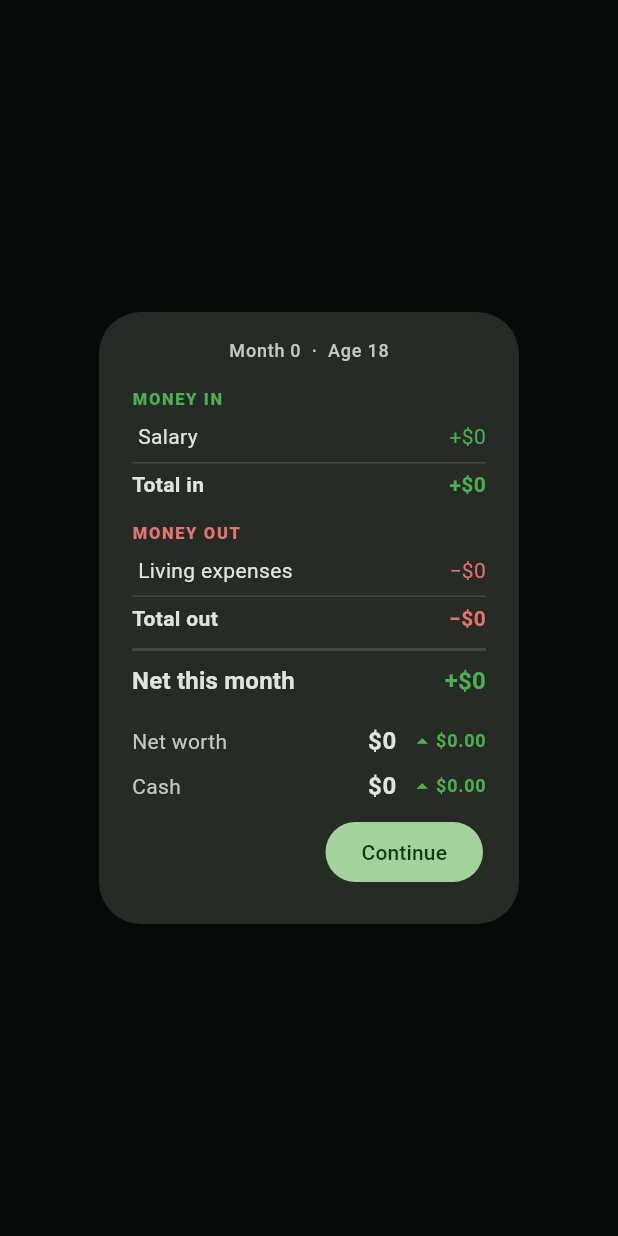
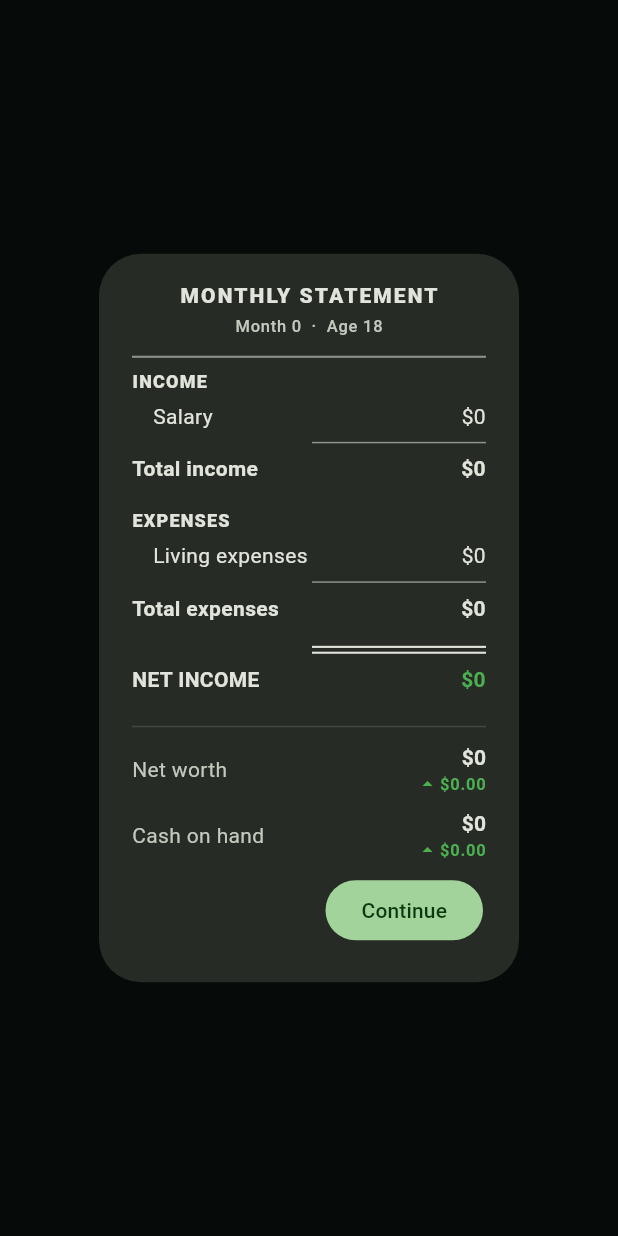
Before and after one commit to Armandoxh/Territorygame, a Flutter app: what showDaySummary() shows on an empty page, opened directly with empty values, on a phone screen of 412 x 824 dp. Run offline on Flutter 3.47's test engine with Material 3 defaults, Android fonts, the phone set to English and light mode, and no system bars.

Commit message:
Redesign the monthly recap as a clean income statement (build 84)
Reworked the end-of-month P&L dialog to read like a real financial statement
(per the reference images):
- A 'MONTHLY STATEMENT' title block with the period, under a heavy rule.
- INCOME and EXPENSES sections with the figures right-aligned in a single fixed
  column using tabular (monospaced) digits, so every amount stacks and lines up.
- A thin rule under the figures column above each subtotal, and a double
  underline above NET INCOME — the classic accounting look. Net shows in parens
  + red when negative.
- Net worth / Cash balances aligned to the same column with their delta beneath.

Display-only.

https://claude.ai/code/session_01JqBticQH2m2VG91X5ciAMv

```diff
--- a/wealthquest/lib/ui/widgets/day_summary_dialog.dart
+++ b/wealthquest/lib/ui/widgets/day_summary_dialog.dart
@@ -4,9 +4,9 @@ import '../../state/game_controller.dart';
 import '../../util/format.dart';
 import 'ui_helpers.dart';
 
-/// The end-of-month recap, laid out like a clean profit-and-loss statement:
-/// money in and money out grouped into labeled sections with subtotals, a bold
-/// net line, then the running net-worth and cash balances.
+/// The end-of-month recap, laid out like a real income statement: an INCOME
+/// section and an EXPENSES section of right-aligned, column-aligned figures with
+/// ruled subtotals and a double-ruled net, then the running balances.
 Future<void> showDaySummary(
   BuildContext context,
   GameController game,
@@ -21,7 +21,6 @@ Future<void> showDaySummary(
           ? 'Month ${game.day}  ·  Age ${game.ageYears}'
           : '$monthsCovered months  ·  now Age ${game.ageYears}';
 
-      // Inflows (earnings) and outflows (costs) as line items.
       final income = <_Line>[
         _Line('Salary', r.income),
         if (r.interest > 0.005) _Line('Interest', r.interest),
@@ -32,8 +31,7 @@ Future<void> showDaySummary(
       final expenses = <_Line>[
         _Line('Living expenses', r.expenses),
         if (r.tax > 0.005) _Line('Income tax', r.tax),
-        if (r.businessIncome < -0.005)
-          _Line('Business loss', -r.businessIncome),
+        if (r.businessIncome < -0.005) _Line('Business loss', -r.businessIncome),
         if (r.mortgage > 0.005) _Line('Mortgage', r.mortgage),
         if (r.overdraftFee > 0.005) _Line('Overdraft fee', r.overdraftFee),
       ];
@@ -53,34 +51,46 @@ Future<void> showDaySummary(
             crossAxisAlignment: CrossAxisAlignment.stretch,
             children: [
               Center(
+                child: Text('MONTHLY STATEMENT',
+                    style: theme.textTheme.titleSmall?.copyWith(
+                        fontWeight: FontWeight.w800, letterSpacing: 1.4)),
+              ),
+              const SizedBox(height: 2),
+              Center(
                 child: Text(header,
-                    style: theme.textTheme.labelMedium
+                    style: theme.textTheme.labelSmall
                         ?.copyWith(color: theme.colorScheme.onSurfaceVariant)),
               ),
-              const SizedBox(height: 16),
+              const SizedBox(height: 12),
+              Container(height: 1.4, color: theme.colorScheme.outline),
+              const SizedBox(height: 8),
 
-              _sectionHeader(theme, 'Money in', kGain),
-              for (final l in income)
-                _lineRow(theme, l.label, l.amount, kGain, positive: true),
-              _subtotal(theme, 'Total in', totalIn, kGain, positive: true),
+              _sectionHeader(theme, 'Income'),
+              for (final l in income) _stmtRow(theme, l.label, l.amount),
+              _amtRule(theme),
+              _stmtRow(theme, 'Total income', totalIn, bold: true, indent: 0),
 
               const SizedBox(height: 14),
+              _sectionHeader(theme, 'Expenses'),
+              for (final l in expenses) _stmtRow(theme, l.label, l.amount),
+              _amtRule(theme),
+              _stmtRow(theme, 'Total expenses', totalOut, bold: true, indent: 0),
 
-              _sectionHeader(theme, 'Money out', kLoss),
-              for (final l in expenses)
-                _lineRow(theme, l.label, l.amount, kLoss, positive: false),
-              _subtotal(theme, 'Total out', totalOut, kLoss, positive: false),
+              const SizedBox(height: 8),
+              _amtRule(theme, doubled: true),
+              _stmtRow(theme, monthsCovered > 1 ? 'NET CHANGE' : 'NET INCOME',
+                  net.abs(),
+                  bold: true,
+                  indent: 0,
+                  color: gainColor(net),
+                  parenIfNeg: net < 0),
 
+              const SizedBox(height: 18),
+              Container(height: 1, color: theme.colorScheme.outlineVariant),
               const SizedBox(height: 10),
-              Container(height: 2, color: theme.colorScheme.outlineVariant),
+              _balanceRow(theme, 'Net worth', r.netWorthAfter, r.netWorthDelta),
               const SizedBox(height: 8),
-              _netRow(theme, net,
-                  label: monthsCovered > 1 ? 'Net change' : 'Net this month'),
-
-              const SizedBox(height: 16),
-              _balanceRow(theme, 'Net worth', r.netWorthAfter, r.netWorthDelta),
-              const SizedBox(height: 6),
-              _balanceRow(theme, 'Cash', r.cashAfter, r.cashDelta,
+              _balanceRow(theme, 'Cash on hand', r.cashAfter, r.cashDelta,
                   negative: r.cashAfter < 0),
 
               if (r.cashAfter < 0) ...[
@@ -128,97 +138,111 @@ class _Line {
   _Line(this.label, this.amount);
 }
 
-/// A small colored section heading, e.g. "MONEY IN".
-Widget _sectionHeader(ThemeData theme, String title, Color color) {
+/// Fixed width for the right-hand figures column, so every amount lines up.
+const double _amtW = 116;
+
+/// A statement section heading (small caps, bold), e.g. "INCOME".
+Widget _sectionHeader(ThemeData theme, String title) {
   return Padding(
-    padding: const EdgeInsets.only(bottom: 4),
+    padding: const EdgeInsets.only(bottom: 2),
     child: Text(
       title.toUpperCase(),
-      style: theme.textTheme.labelSmall?.copyWith(
-        color: color,
+      style: theme.textTheme.labelMedium?.copyWith(
         fontWeight: FontWeight.w800,
-        letterSpacing: 1.1,
+        letterSpacing: 0.8,
       ),
     ),
   );
 }
 
-/// An indented line item: label on the left, signed amount on the right.
-Widget _lineRow(ThemeData theme, String label, double amount, Color color,
-    {required bool positive}) {
+/// One statement line: label on the left, a right-aligned figure (tabular so
+/// digits stack) in the fixed amount column. Negatives can show in parentheses.
+Widget _stmtRow(ThemeData theme, String label, double amount,
+    {double indent = 14,
+    bool bold = false,
+    Color? color,
+    bool parenIfNeg = false}) {
+  final text =
+      parenIfNeg ? '(${moneyWhole(amount)})' : moneyWhole(amount);
+  final style = theme.textTheme.bodyMedium?.copyWith(
+    fontWeight: bold ? FontWeight.w700 : null,
+    color: color,
+    fontFeatures: const [FontFeature.tabularFigures()],
+  );
   return Padding(
-    padding: const EdgeInsets.only(left: 4, top: 3, bottom: 3),
+    padding: EdgeInsets.only(left: indent, top: 3, bottom: 3),
     child: Row(
-      mainAxisAlignment: MainAxisAlignment.spaceBetween,
       children: [
-        Expanded(child: Text(label, style: theme.textTheme.bodyMedium)),
-        Text('${positive ? '+' : '−'}${moneyWhole(amount)}',
-            style: theme.textTheme.bodyMedium?.copyWith(color: color)),
+        Expanded(
+          child: Text(label,
+              style: theme.textTheme.bodyMedium
+                  ?.copyWith(fontWeight: bold ? FontWeight.w700 : null)),
+        ),
+        SizedBox(
+          width: _amtW,
+          child: Text(text, textAlign: TextAlign.right, style: style),
+        ),
       ],
     ),
   );
 }
 
-/// A bold subtotal with a thin rule above it.
-Widget _subtotal(ThemeData theme, String label, double amount, Color color,
-    {required bool positive}) {
-  return Column(
+/// A rule under just the figures column (single, or a double underline for the
+/// grand total — the classic accounting look).
+Widget _amtRule(ThemeData theme, {bool doubled = false}) {
+  final line = Container(height: 1, color: theme.colorScheme.outline);
+  return Padding(
+    padding: const EdgeInsets.symmetric(vertical: 4),
+    child: Row(
       children: [
-      Padding(
-        padding: const EdgeInsets.symmetric(vertical: 4),
-        child: Divider(height: 1, color: theme.colorScheme.outlineVariant),
+        const Spacer(),
+        SizedBox(
+          width: _amtW,
+          child: doubled
+              ? Column(children: [
+                  Container(height: 1.4, color: theme.colorScheme.onSurface),
+                  const SizedBox(height: 2.5),
+                  Container(height: 1.4, color: theme.colorScheme.onSurface),
+                ])
+              : line,
         ),
-      Row(
-        mainAxisAlignment: MainAxisAlignment.spaceBetween,
-        children: [
-          Text(label,
-              style: theme.textTheme.bodyMedium
-                  ?.copyWith(fontWeight: FontWeight.w700)),
-          Text('${positive ? '+' : '−'}${moneyWhole(amount)}',
-              style: theme.textTheme.bodyMedium
-                  ?.copyWith(color: color, fontWeight: FontWeight.w700)),
       ],
     ),
-    ],
   );
 }
 
-/// The headline result for the period.
-Widget _netRow(ThemeData theme, double net, {required String label}) {
-  final color = gainColor(net);
-  return Row(
-    mainAxisAlignment: MainAxisAlignment.spaceBetween,
-    children: [
-      Text(label,
-          style:
-              theme.textTheme.titleMedium?.copyWith(fontWeight: FontWeight.bold)),
-      Text('${net >= 0 ? '+' : '−'}${moneyWhole(net.abs())}',
-          style: theme.textTheme.titleMedium
-              ?.copyWith(color: color, fontWeight: FontWeight.bold)),
-    ],
-  );
-}
-
-/// A running balance (net worth / cash) with its month-over-month move.
+/// A running balance (net worth / cash) with its month-over-month move,
+/// right-aligned to the same figures column.
 Widget _balanceRow(ThemeData theme, String label, double value, double delta,
     {bool negative = false}) {
   return Row(
-    mainAxisAlignment: MainAxisAlignment.spaceBetween,
     children: [
-      Text(label,
+      Expanded(
+        child: Text(label,
             style: theme.textTheme.bodyMedium
                 ?.copyWith(color: theme.colorScheme.onSurfaceVariant)),
-      Row(
+      ),
+      Column(
+        crossAxisAlignment: CrossAxisAlignment.end,
+        mainAxisSize: MainAxisSize.min,
         children: [
           Text(moneyWhole(value),
-              style: theme.textTheme.bodyLarge?.copyWith(
-                  fontWeight: FontWeight.bold, color: negative ? kLoss : null)),
-          const SizedBox(width: 8),
+              style: theme.textTheme.titleSmall?.copyWith(
+                  fontWeight: FontWeight.bold,
+                  color: negative ? kLoss : null,
+                  fontFeatures: const [FontFeature.tabularFigures()])),
+          Row(
+            mainAxisSize: MainAxisSize.min,
+            children: [
               Icon(delta >= 0 ? Icons.arrow_drop_up : Icons.arrow_drop_down,
-              size: 18, color: gainColor(delta)),
+                  size: 16, color: gainColor(delta)),
               Text(money(delta.abs()),
-              style: theme.textTheme.labelMedium?.copyWith(
-                  color: gainColor(delta), fontWeight: FontWeight.w600)),
+                  style: theme.textTheme.labelSmall?.copyWith(
+                      color: gainColor(delta),
+                      fontWeight: FontWeight.w600,
+                      fontFeatures: const [FontFeature.tabularFigures()])),
+            ],
+          ),
         ],
       ),
     ],
--- a/wealthquest/lib/version.dart
+++ b/wealthquest/lib/version.dart
@@ -5,6 +5,6 @@
 /// of the home header shows this, so you can instantly confirm the live page is
 /// the latest build (and not a stale cache).
 const String kAppVersion = '0.41.0';
-const int kBuildNumber = 83;
+const int kBuildNumber = 84;
 
 String get appVersionLabel => 'v$kAppVersion · build $kBuildNumber';
--- a/wealthquest/pubspec.yaml
+++ b/wealthquest/pubspec.yaml
@@ -1,7 +1,7 @@
 name: wealthquest
 description: "A mobile life-sim / stock-market game. Start at 18 with a day job; each Next Month advances a month — watch your investments perform."
 publish_to: "none"
-version: 0.41.0+83
+version: 0.41.0+84
 
 environment:
   sdk: ">=3.4.0 <4.0.0"
```
Also changed, not shown: 1 other file. Lines whose indentation alone changed are shown as unchanged.
